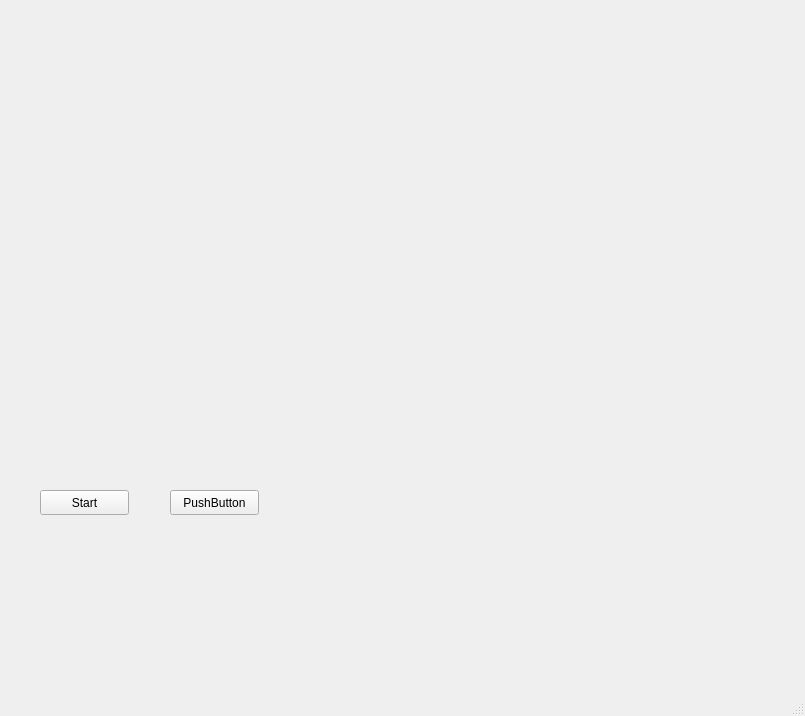
Qt form task2/Sort/mainwindow.ui (kurtwalkir/glcpp) before a commit.
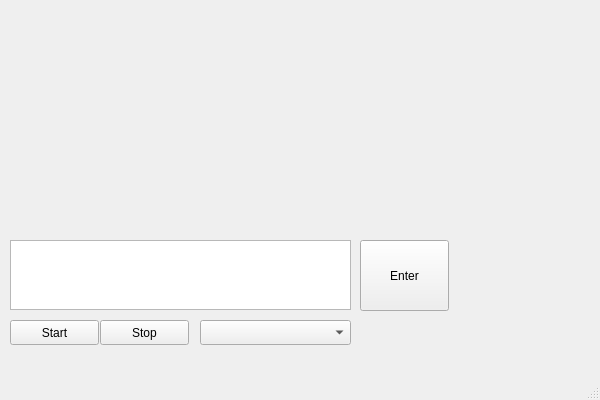
The same form after that commit.

Diff of the .ui file:
```diff
--- a/task2/Sort/mainwindow.ui
+++ b/task2/Sort/mainwindow.ui
@@ -2,18 +2,27 @@
 <ui version="4.0">
  <class>MainWindow</class>
  <widget class="QMainWindow" name="MainWindow">
+  <property name="enabled">
+   <bool>true</bool>
+  </property>
   <property name="geometry">
    <rect>
     <x>0</x>
     <y>0</y>
-    <width>805</width>
-    <height>716</height>
+    <width>600</width>
+    <height>400</height>
    </rect>
   </property>
+  <property name="sizePolicy">
+   <sizepolicy hsizetype="Minimum" vsizetype="Minimum">
+    <horstretch>0</horstretch>
+    <verstretch>0</verstretch>
+   </sizepolicy>
+  </property>
   <property name="maximumSize">
    <size>
-    <width>1200</width>
-    <height>1200</height>
+    <width>600</width>
+    <height>400</height>
    </size>
   </property>
   <property name="windowTitle">
@@ -23,8 +32,8 @@
    <widget class="QPushButton" name="pushButton">
     <property name="geometry">
      <rect>
-      <x>40</x>
-      <y>490</y>
+      <x>10</x>
+      <y>320</y>
       <width>89</width>
       <height>25</height>
      </rect>
@@ -36,14 +45,50 @@
    <widget class="QPushButton" name="pushButton_2">
     <property name="geometry">
      <rect>
-      <x>170</x>
-      <y>490</y>
+      <x>100</x>
+      <y>320</y>
       <width>89</width>
       <height>25</height>
      </rect>
     </property>
     <property name="text">
-     <string>PushButton</string>
+     <string>Stop</string>
+    </property>
+   </widget>
+   <widget class="QComboBox" name="comboBox">
+    <property name="geometry">
+     <rect>
+      <x>200</x>
+      <y>320</y>
+      <width>151</width>
+      <height>25</height>
+     </rect>
+    </property>
+    <property name="maxVisibleItems">
+     <number>6</number>
+    </property>
+   </widget>
+   <widget class="QTextEdit" name="textEdit">
+    <property name="geometry">
+     <rect>
+      <x>10</x>
+      <y>240</y>
+      <width>341</width>
+      <height>70</height>
+     </rect>
+    </property>
+   </widget>
+   <widget class="QPushButton" name="pushButton_3">
+    <property name="geometry">
+     <rect>
+      <x>360</x>
+      <y>240</y>
+      <width>89</width>
+      <height>71</height>
+     </rect>
+    </property>
+    <property name="text">
+     <string>Enter</string>
     </property>
    </widget>
   </widget>
```
Left out of the diff: 2 changed lines with no effect on the pictures.
